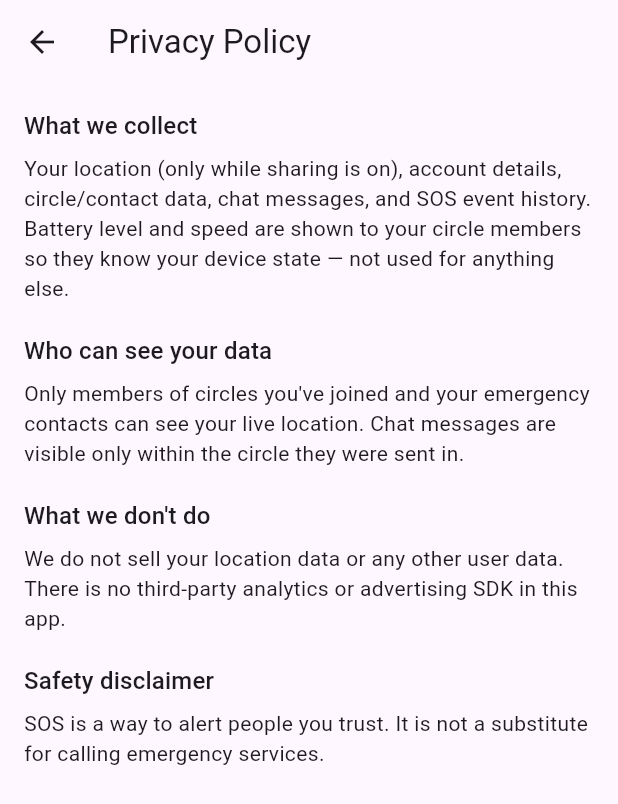
After one commit to Methexx/FindFam, a Flutter app: the ProfileScreen screen opened directly, after a tap on "Privacy Policy", on a phone screen of 412 x 824 dp. The commit adds this screen. Shown: the top 804 px of the screen. Run offline on Flutter 3.47's test engine with Material 3 defaults, Android fonts, the phone set to English and light mode, and no system bars; our stand-ins replace battery_plus, dio, firebase_core, flutter_map, flutter_riverpod, flutter_secure_storage and 3 more; accounts and stored records are empty; generated files the repository leaves out were written again.

Commit message:
Add privacy policy doc + in-app screen
PRIVACY.md is a draft covering data collected, who can see it, the
never-sold claim (verified true — no analytics/ad SDK anywhere in the
app or backend), retention (honestly flagged as not yet finalized, per
docs/02-database-schema.md's existing retention notes), and the minors
consent-flow gap. Explicitly marked as pending legal review, not final.

Mobile gets a matching in-app Privacy Policy screen linked from Profile.
The SOS disclaimer itself needed no change — it's already shown as a
confirmation dialog on every trigger, not just first use or buried in
settings, which already satisfies the production-readiness checklist item.

```diff
--- a/apps/mobile/lib/features/profile/ui/profile_screen.dart
+++ b/apps/mobile/lib/features/profile/ui/profile_screen.dart
@@ -2,6 +2,7 @@ import 'package:flutter/material.dart';
 import 'package:flutter_riverpod/flutter_riverpod.dart';
 import '../../auth/viewmodel/auth_notifier.dart';
 import '../../map/viewmodel/location_sharing_notifier.dart';
+import '../../settings/ui/privacy_policy_screen.dart';
 import '../viewmodel/profile_notifier.dart';
 
 class ProfileScreen extends ConsumerWidget {
@@ -35,6 +36,14 @@ class ProfileScreen extends ConsumerWidget {
               padding: const EdgeInsets.symmetric(horizontal: 16),
               child: Text(profileState.error!, style: const TextStyle(color: Colors.red)),
             ),
+          const Divider(),
+          ListTile(
+            title: const Text('Privacy Policy'),
+            trailing: const Icon(Icons.chevron_right),
+            onTap: () => Navigator.of(context).push(
+              MaterialPageRoute(builder: (_) => const PrivacyPolicyScreen()),
+            ),
+          ),
         ],
       ),
     );
--- /dev/null
+++ b/apps/mobile/lib/features/settings/ui/privacy_policy_screen.dart
@@ -0,0 +1,70 @@
+import 'package:flutter/material.dart';
+
+class PrivacyPolicyScreen extends StatelessWidget {
+  const PrivacyPolicyScreen({super.key});
+
+  @override
+  Widget build(BuildContext context) {
+    return Scaffold(
+      appBar: AppBar(title: const Text('Privacy Policy')),
+      body: const SingleChildScrollView(
+        padding: EdgeInsets.all(16),
+        child: Column(
+          crossAxisAlignment: CrossAxisAlignment.start,
+          children: [
+            _Section(
+              title: 'What we collect',
+              body:
+                  'Your location (only while sharing is on), account details, '
+                  'circle/contact data, chat messages, and SOS event history. '
+                  'Battery level and speed are shown to your circle members so '
+                  'they know your device state — not used for anything else.',
+            ),
+            _Section(
+              title: 'Who can see your data',
+              body:
+                  'Only members of circles you\'ve joined and your emergency '
+                  'contacts can see your live location. Chat messages are '
+                  'visible only within the circle they were sent in.',
+            ),
+            _Section(
+              title: 'What we don\'t do',
+              body:
+                  'We do not sell your location data or any other user data. '
+                  'There is no third-party analytics or advertising SDK in '
+                  'this app.',
+            ),
+            _Section(
+              title: 'Safety disclaimer',
+              body:
+                  'SOS is a way to alert people you trust. It is not a '
+                  'substitute for calling emergency services.',
+            ),
+          ],
+        ),
+      ),
+    );
+  }
+}
+
+class _Section extends StatelessWidget {
+  const _Section({required this.title, required this.body});
+
+  final String title;
+  final String body;
+
+  @override
+  Widget build(BuildContext context) {
+    return Padding(
+      padding: const EdgeInsets.only(bottom: 20),
+      child: Column(
+        crossAxisAlignment: CrossAxisAlignment.start,
+        children: [
+          Text(title, style: Theme.of(context).textTheme.titleMedium),
+          const SizedBox(height: 6),
+          Text(body),
+        ],
+      ),
+    );
+  }
+}
```
Also changed, not shown: 1 other file.
